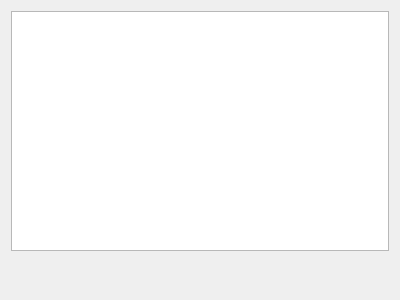
The window that App/Docks/TabularReport/TabularReport.ui (FelixdelasPozas/EspINA) describes before a commit, drawn with Qt 5.
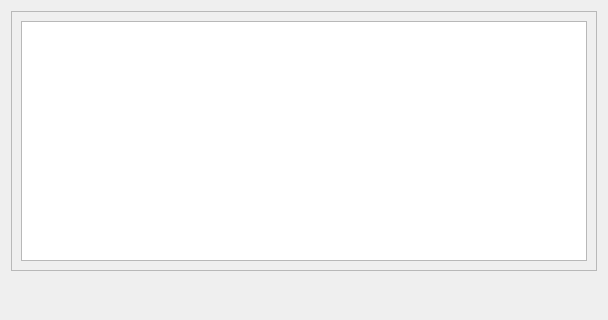
The same window after the commit. Icons and pictures are not drawn.

```diff
--- a/App/Docks/TabularReport/TabularReport.ui
+++ b/App/Docks/TabularReport/TabularReport.ui
@@ -6,8 +6,8 @@
    <rect>
     <x>0</x>
     <y>0</y>
-    <width>400</width>
-    <height>300</height>
+    <width>608</width>
+    <height>320</height>
    </rect>
   </property>
   <property name="windowTitle">
@@ -15,6 +15,21 @@
   </property>
   <layout class="QVBoxLayout" name="verticalLayout">
    <item>
+    <widget class="QScrollArea" name="scrollArea">
+     <property name="widgetResizable">
+      <bool>true</bool>
+     </property>
+     <widget class="QWidget" name="scrollAreaWidgetContents">
+      <property name="geometry">
+       <rect>
+        <x>0</x>
+        <y>0</y>
+        <width>594</width>
+        <height>268</height>
+       </rect>
+      </property>
+      <layout class="QVBoxLayout" name="verticalLayout_2">
+       <item>
     <widget class="QTableView" name="tableView">
      <property name="styleSheet">
       <string notr="true">QTableView::indicator {
@@ -41,6 +56,10 @@
      <attribute name="verticalHeaderVisible">
       <bool>false</bool>
      </attribute>
+        </widget>
+       </item>
+      </layout>
+     </widget>
     </widget>
    </item>
    <item>
```
Left out of the diff: 4 changed lines with no effect on the pictures. Lines whose indentation alone changed are shown as unchanged.
